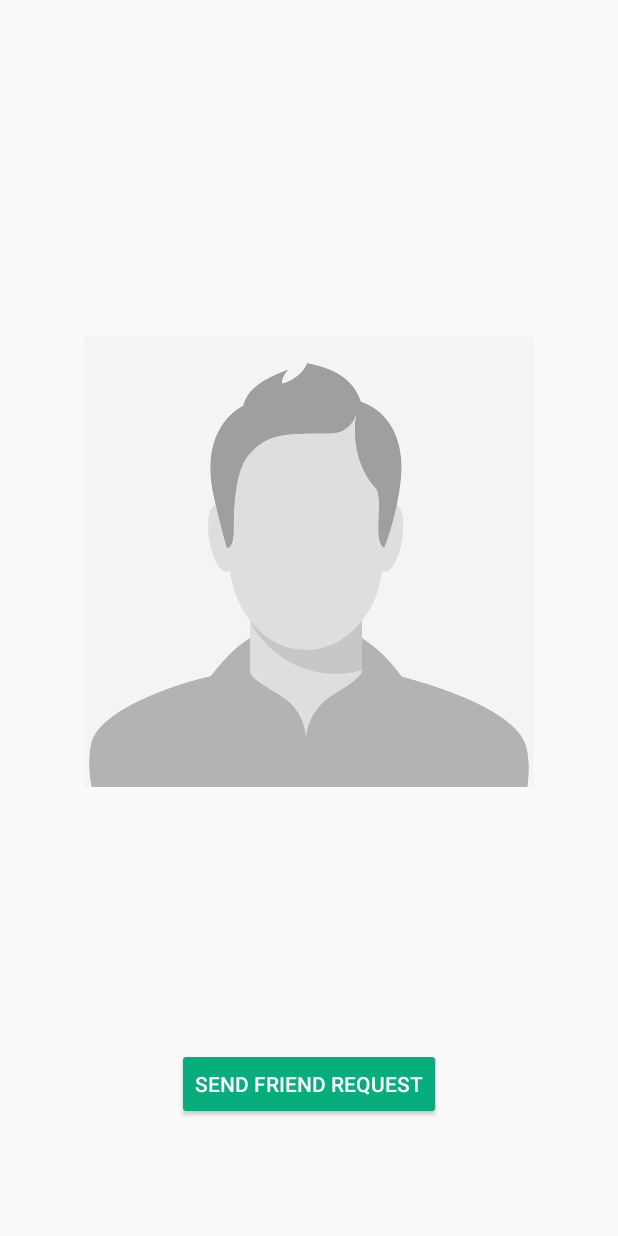
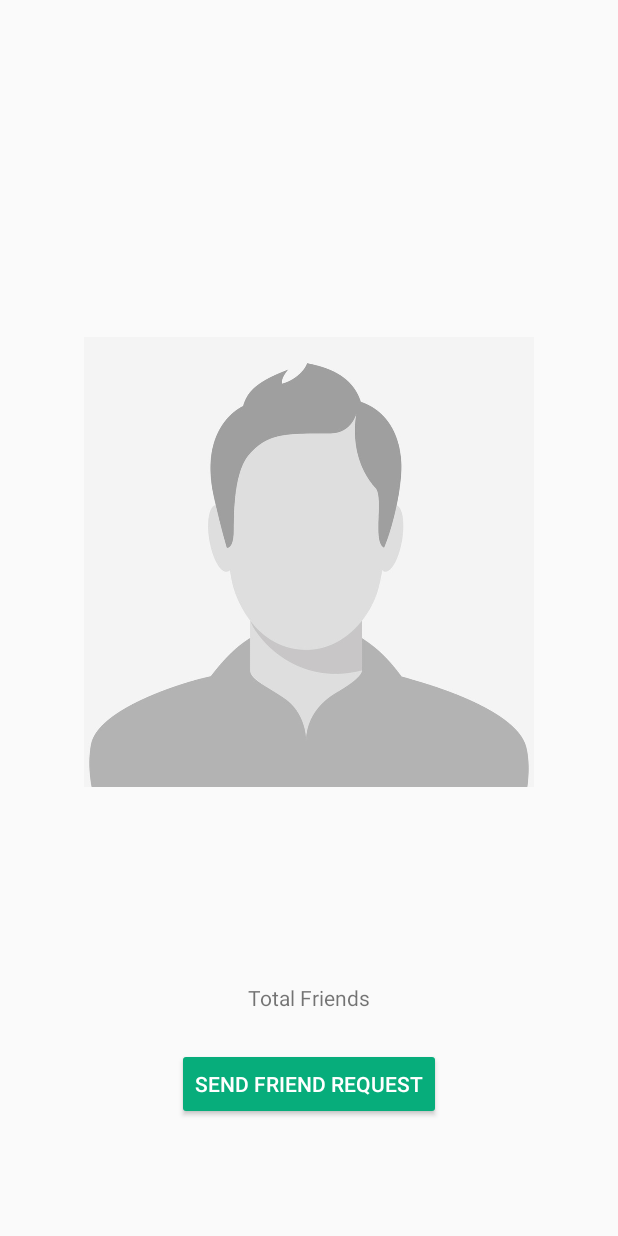
Before and after one commit to shrey2806/Socializer, an Android app: the ProfileActivity screen opened directly, with no data from a screen before it, on a phone screen of 412 x 824 dp. Run offline under Robolectric (Android 15) with nearby library versions, the phone set to English and light mode, and no system bars; our stand-ins replace Firebase (no records; nobody signed in at launch, a user with empty details on screens opened directly).

Commit message:
Updated Profile Activity

```diff
--- a/app/src/main/java/com/example/shrey/socializer/ProfileActivity.java
+++ b/app/src/main/java/com/example/shrey/socializer/ProfileActivity.java
@@ -29,43 +29,47 @@ public class ProfileActivity extends AppCompatActivity {
 
 
     private ImageView pImageView;
-    private TextView DisplayName;
-    private TextView DisplayStatus;
+    private TextView DisplayName, DisplayStatus, mFriendsCount;
+
 
     private Button sendRequest;
-    DatabaseReference mUserDatabase;
-    DatabaseReference mFriendReqDatabase;
-    DatabaseReference FriendsDatabase;
-    DatabaseReference notificationDatabase;
+
+    DatabaseReference mUserDatabase, mFriendReqDatabase, FriendsDatabase, notificationDatabase;
+
+
     String current_status;
     FirebaseUser currentUser;
+
     @Override
     protected void onCreate(Bundle savedInstanceState) {
         super.onCreate(savedInstanceState);
         setContentView(R.layout.activity_profile);
 
-        pImageView=findViewById(R.id.profile_image);
-        DisplayName=findViewById(R.id.display_name);
-        DisplayStatus=findViewById(R.id.display_status);
+        pImageView = findViewById(R.id.profile_image);
+        DisplayName = findViewById(R.id.display_name);
+        DisplayStatus = findViewById(R.id.display_status);
+        mFriendsCount = findViewById(R.id.profile_totalFriends);
 
-        sendRequest=findViewById(R.id.send_request_btn);
-        final String user_id=getIntent().getStringExtra("user_id");
 
-        current_status="not_friends";
+        sendRequest = findViewById(R.id.send_request_btn);
+        final String user_id = getIntent().getStringExtra("user_id");
 
-        currentUser= FirebaseAuth.getInstance().getCurrentUser();
+        //Initial Status of the current user and clicked user
+        current_status = "not_friends";
 
-        mUserDatabase= FirebaseDatabase.getInstance().getReference().child("users").child(user_id);
-        mFriendReqDatabase=FirebaseDatabase.getInstance().getReference().child("Friend_requests");
-        FriendsDatabase=FirebaseDatabase.getInstance().getReference().child("Friends");
-        notificationDatabase=FirebaseDatabase.getInstance().getReference().child("notifications");
+        currentUser = FirebaseAuth.getInstance().getCurrentUser();
+
+        mUserDatabase = FirebaseDatabase.getInstance().getReference().child("users").child(user_id);
+        mFriendReqDatabase = FirebaseDatabase.getInstance().getReference().child("Friend_requests");
+        FriendsDatabase = FirebaseDatabase.getInstance().getReference().child("Friends");
+        notificationDatabase = FirebaseDatabase.getInstance().getReference().child("notifications");
 
         mUserDatabase.addValueEventListener(new ValueEventListener() {
             @Override
             public void onDataChange(DataSnapshot dataSnapshot) {
-                String display_name=dataSnapshot.child("name").getValue(String.class);
-                String display_status=dataSnapshot.child("status").getValue(String.class);
-                String image=dataSnapshot.child("image").getValue(String.class);
+                String display_name = dataSnapshot.child("name").getValue(String.class);
+                String display_status = dataSnapshot.child("status").getValue(String.class);
+                String image = dataSnapshot.child("image").getValue(String.class);
 
                 DisplayName.setText(display_name);
                 DisplayStatus.setText(display_status);
@@ -75,38 +79,32 @@ public class ProfileActivity extends AppCompatActivity {
                 //_________________Update button on entry _______________//
 
 
-
                 mFriendReqDatabase.child(currentUser.getUid()).addListenerForSingleValueEvent(new ValueEventListener() {
                     @Override
                     public void onDataChange(DataSnapshot dataSnapshot) {
-                        if(dataSnapshot.hasChild(user_id)){
-                            String req_type=dataSnapshot.child(user_id).child("request_type").getValue(String.class);
+                        if (dataSnapshot.hasChild(user_id)) {
+                            String req_type = dataSnapshot.child(user_id).child("request_type").getValue(String.class);
 
-                            if(req_type.equals("received")){
-                                current_status="request_received";
-                                sendRequest.setText("ACCEPT FRIEND REQUEST");
+                            if (req_type.equals("received")) {
+                                current_status = "request_received";
+                                sendRequest.setText(R.string.acceptFriendReq);
 
 
-                            }else if(req_type.equals("sent")){
-                                current_status="req_sent";
-                                sendRequest.setText("CANCEL FRIEND REQUEST");
+                            } else if (req_type.equals("sent")) {
+                                current_status = "req_sent";
+                                sendRequest.setText(R.string.declineFriendReq);
 
                             }
 
                         }
-                    }
 
-                    @Override
-                    public void onCancelled(DatabaseError databaseError) {
-
-                    }
-                });
+                        else{
 
                             FriendsDatabase.child(currentUser.getUid()).addListenerForSingleValueEvent(new ValueEventListener() {
                                 @Override
                                 public void onDataChange(DataSnapshot dataSnapshot) {
-                        if(dataSnapshot.hasChild(user_id)){
-                            current_status="friends";
+                                    if (dataSnapshot.hasChild(user_id)) {
+                                        current_status = "friends";
                                         sendRequest.setText(R.string.unfriend_person);
 
 
@@ -120,6 +118,23 @@ public class ProfileActivity extends AppCompatActivity {
                             });
 
 
+
+
+
+                        }
+
+
+                    }
+
+                    @Override
+                    public void onCancelled(DatabaseError databaseError) {
+
+                    }
+                });
+
+
+
+
             }
 
             @Override
@@ -131,7 +146,6 @@ public class ProfileActivity extends AppCompatActivity {
         });
 
 
-
         sendRequest.setOnClickListener(new View.OnClickListener() {
             @Override
             public void onClick(View view) {
@@ -140,41 +154,43 @@ public class ProfileActivity extends AppCompatActivity {
 
                 //___________________SEND REQUEST FEATURE_________________________//
 
-                if(current_status.equals("not_friends")){
+                if (current_status.equals("not_friends")) {
+                    //This means that current user and profile user are not friends and user have clicked send Request Button.
 
                     mFriendReqDatabase.child(currentUser.getUid()).child(user_id).child("request_type").setValue("sent")
                             .addOnCompleteListener(new OnCompleteListener<Void>() {
                                 @Override
                                 public void onComplete(@NonNull Task<Void> task) {
-                                        if(task.isSuccessful()){
+                                    //Adding the request type of profile user to received.
+                                    //Added inside because theu are asynchronous.
+                                    if (task.isSuccessful()) {
                                         mFriendReqDatabase.child(user_id).child(currentUser.getUid()).child("request_type")
                                                 .setValue("received").addOnSuccessListener(new OnSuccessListener<Void>() {
                                             @Override
                                             public void onSuccess(Void aVoid) {
 
-                                                    HashMap<String,String> notificationData=new HashMap<>();
-                                                    notificationData.put("from",currentUser.getUid());
-                                                    notificationData.put("type","request");
+                                                HashMap<String, String> notificationData = new HashMap<>();
+                                                notificationData.put("from", currentUser.getUid());
+                                                notificationData.put("type", "request");
 
 
                                                 notificationDatabase.child(user_id).push().setValue(notificationData).addOnSuccessListener(new OnSuccessListener<Void>() {
                                                     @Override
                                                     public void onSuccess(Void aVoid) {
                                                         sendRequest.setEnabled(true);
-                                                            current_status="req_sent";
+                                                        current_status = "req_sent";
                                                         sendRequest.setText("CANCEL FRIEND REQUEST");
-
 
 
                                                     }
                                                 });
 
 
-                                                    Toast.makeText(ProfileActivity.this,"Request Sent",Toast.LENGTH_SHORT).show();
+                                                Toast.makeText(ProfileActivity.this, "Request Sent", Toast.LENGTH_SHORT).show();
                                             }
                                         });
-                                        }else{
-                                            Toast.makeText(ProfileActivity.this,"Failed Sending Request ",Toast.LENGTH_SHORT).show();
+                                    } else {
+                                        Toast.makeText(ProfileActivity.this, "Failed Sending Request ", Toast.LENGTH_SHORT).show();
 
                                     }
                                     sendRequest.setEnabled(true);
@@ -188,17 +204,17 @@ public class ProfileActivity extends AppCompatActivity {
 
                 //_____________________CANCEL REQUEST FEATURE______________________
 
-                if(current_status.equals("req_sent")){
+                if (current_status.equals("req_sent")) {
 
                     mFriendReqDatabase.child(currentUser.getUid()).child(user_id).removeValue().addOnCompleteListener(new OnCompleteListener<Void>() {
                         @Override
                         public void onComplete(@NonNull Task<Void> task) {
-                            if(task.isSuccessful()){
+                            if (task.isSuccessful()) {
                                 mFriendReqDatabase.child(user_id).child(currentUser.getUid()).removeValue().addOnSuccessListener(new OnSuccessListener<Void>() {
                                     @Override
                                     public void onSuccess(Void aVoid) {
                                         sendRequest.setEnabled(true);
-                                            current_status="not_friends";
+                                        current_status = "not_friends";
                                         sendRequest.setText("SEND FRIEND REQUEST");
 
                                     }
@@ -211,9 +227,11 @@ public class ProfileActivity extends AppCompatActivity {
                 }
 
 
-              if(current_status.equals("request_received")) {
+                //_____________ACCEPT FRIEND REQUEST____________________________
 
-                    final String currentDate= DateFormat.getDateTimeInstance().format(new Date());
+                if (current_status.equals("request_received")) {
+
+                    final String currentDate = DateFormat.getDateTimeInstance().format(new Date());
                     FriendsDatabase.child(currentUser.getUid()).child(user_id).setValue(currentDate).addOnSuccessListener(new OnSuccessListener<Void>() {
                         @Override
                         public void onSuccess(Void aVoid) {
@@ -228,7 +246,7 @@ public class ProfileActivity extends AppCompatActivity {
                                                 @Override
                                                 public void onSuccess(Void aVoid) {
                                                     sendRequest.setEnabled(true);
-                                                    current_status="friends";
+                                                    current_status = "friends";
                                                     sendRequest.setText("UNFRIEND THIS PERSON");
                                                 }
                                             });
@@ -240,10 +258,9 @@ public class ProfileActivity extends AppCompatActivity {
                     });
 
 
-
                 }
 
-              if(current_status.equals("friends")){
+                if (current_status.equals("friends")) {
 
                     FriendsDatabase.child(currentUser.getUid()).child(user_id).removeValue().addOnSuccessListener(new OnSuccessListener<Void>() {
                         @Override
@@ -252,7 +269,7 @@ public class ProfileActivity extends AppCompatActivity {
                                 @Override
                                 public void onSuccess(Void aVoid) {
                                     sendRequest.setEnabled(true);
-                                        current_status="not_friends";
+                                    current_status = "not_friends";
                                     sendRequest.setText("SEND FRIEND REQUEST");
                                 }
                             });
@@ -262,13 +279,10 @@ public class ProfileActivity extends AppCompatActivity {
                 }
 
 
-
             }
         });
 
     }
 
 
-
-
 }
--- a/app/src/main/java/com/example/shrey/socializer/UsersActivity.java
+++ b/app/src/main/java/com/example/shrey/socializer/UsersActivity.java
@@ -46,7 +46,8 @@ public class UsersActivity extends AppCompatActivity {
     @Override
     protected void onStart() {
         super.onStart();
-
+        //We need a viewHolder and a model class.
+        //Defining viewHolder in same class.
         FirebaseRecyclerAdapter<Users,UsersViewHolder> adapter =new FirebaseRecyclerAdapter<Users, UsersViewHolder>(
                 Users.class,
                 R.layout.users_layout,
@@ -55,12 +56,15 @@ public class UsersActivity extends AppCompatActivity {
             @Override
             protected void populateViewHolder(UsersViewHolder viewHolder, final Users model, int position) {
 
+
+
                 viewHolder.setName(model.getName());
                 viewHolder.setUserStatus(model.getStatus());
                 viewHolder.setuserImage(model.getThumb_image());
                 final String userId=getRef(position).getKey();
 
-                    viewHolder.mview.setOnClickListener(new View.OnClickListener() {
+                //Set On click listener for whole view
+                viewHolder.mview.setOnClickListener(new View.OnClickListener() {
                     @Override
                     public void onClick(View view) {
                         Intent profileIntent=new Intent(UsersActivity.this,ProfileActivity.class);
--- a/app/src/main/res/layout/activity_profile.xml
+++ b/app/src/main/res/layout/activity_profile.xml
@@ -10,8 +10,8 @@
         android:id="@+id/profile_image"
         android:layout_width="match_parent"
         android:layout_height="300dp"
+        android:layout_alignParentStart="true"
         android:layout_alignParentBottom="true"
-        android:layout_alignParentStart="true"
         android:layout_marginBottom="299dp"
         android:src="@drawable/img" />
 
@@ -49,4 +49,16 @@
         android:text="@string/send_friend_request"
         android:textColor="@android:color/white" />
 
+    <TextView
+        android:id="@+id/profile_totalFriends"
+        android:layout_width="wrap_content"
+        android:layout_height="wrap_content"
+        android:layout_alignWithParentIfMissing="false"
+        android:layout_above="@+id/send_request_btn"
+        android:layout_alignParentEnd="false"
+        android:layout_centerHorizontal="true"
+        android:layout_centerVertical="false"
+        android:layout_marginBottom="24dp"
+        android:text="Total Friends" />
+
 </RelativeLayout>
--- a/app/src/main/res/values/strings.xml
+++ b/app/src/main/res/values/strings.xml
@@ -16,4 +16,6 @@
     <string name="send_friend_request">SEND FRIEND REQUEST</string>
     <string name="unfriend_person">UNFRIEND THIS PERSON</string>
     <string name="LogginUser">Logging User</string>
+    <string name="acceptFriendReq">ACCEPT FRIEND REQUEST</string>
+    <string name="declineFriendReq">CANCEL FRIEND REQUEST</string>
 </resources>
```
Also changed, not shown: app/src/main/java/com/example/shrey/socializer/Settings.java (+13 -3 lines). Lines whose indentation alone changed are shown as unchanged.
